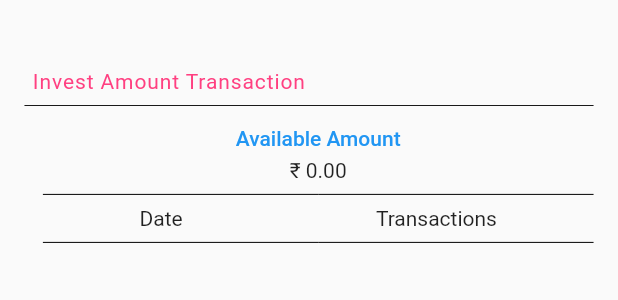
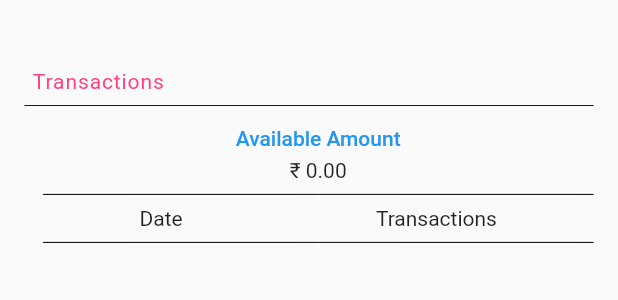
Before and after one commit to Harishnookala/growmax, a Flutter app: the Transaction widget shown alone on an empty page, opened directly, on a phone screen of 412 x 824 dp. Shown: the top 300 px of the screen. Run offline on Flutter 3.47's test engine with Material 2 defaults, Android fonts, the phone set to English and light mode, and no system bars; our stand-ins replace cloud_firestore, dropdown_button2, firebase_auth, firebase_core, firebase_storage, flutter_profile_picture and 2 more; accounts and stored records are empty.

```diff
--- a/lib/UserScreens/Transaction.dart
+++ b/lib/UserScreens/Transaction.dart
@@ -1,3 +1,4 @@
+
 
 import 'package:cloud_firestore/cloud_firestore.dart';
 import 'package:flutter/cupertino.dart';
@@ -23,6 +24,8 @@ class _TransactionState extends State<Transaction> {
         .get();
     var requestinvestments = FirebaseFirestore.instance
         .collection("requestInvestments").snapshots();
+    var requestWithdrawls = FirebaseFirestore.instance
+        .collection("requestwithdrawls").snapshots();
     var investAmount;
     return Container(
       margin: EdgeInsets.all(16.3),
@@ -36,7 +39,7 @@ class _TransactionState extends State<Transaction> {
               alignment: Alignment.topLeft,
               margin: EdgeInsets.only(left: 5.3),
               child: const Text(
-                "Invest Amount Transaction",
+                "Transactions",
                 style: TextStyle(
                     color: Colors.pinkAccent,
                     fontWeight: FontWeight.w400,
@@ -77,7 +80,7 @@ class _TransactionState extends State<Transaction> {
                   ],
                 ),
                 Divider(color: Colors.black,),
-                   get_allinvestments(requestinvestments)
+                   get_allinvestments(requestinvestments,requestWithdrawls)
                   ],
                 ),
 
@@ -96,7 +99,7 @@ class _TransactionState extends State<Transaction> {
             mainAxisAlignment: MainAxisAlignment.center,
             children: [
               Text(
-                  "₹ " + investAmount!.get("InvestAmount").toString(),
+                  "₹ ${investAmount!.get("InvestAmount")}",
                   style: TextStyle(color: Colors.green, fontWeight:FontWeight.w900,fontSize: 15,fontFamily: "Poppins-Medium")),
             ],
           );
@@ -109,47 +112,117 @@ class _TransactionState extends State<Transaction> {
     );
   }
 
-  get_allinvestments(requestinvestments) {
+  get_allinvestments(requestinvestments,requestwithdrawls) {
     return StreamBuilder<QuerySnapshot>(
       stream: requestinvestments,
       builder: (context, snap) {
         if (snap.hasData) {
-          var userinvestments = snap.data;
-          List dates  = get_dates(userinvestments);
-          List invests = get_data(userinvestments,dates);
-          print(invests);
-          return Container(
-              margin: EdgeInsets.only(left: 12.3,right: 5.3),
+          List<QueryDocumentSnapshot> userinvestments = snap.data!.docs;
+         return StreamBuilder<QuerySnapshot>(
+              stream: requestwithdrawls,
+           builder: (context,snapshot){
+                if(snapshot.hasData){
+                  List transaction =[];
+                  List<QueryDocumentSnapshot>  userwithdrawls = snapshot.data!.docs;
+                  userinvestments.addAll(userwithdrawls);
+                  var data = get_check(userinvestments);
+                   return  Container(
                      child: ListView.builder(
+                       itemCount: data.length,
                          padding: EdgeInsets.zero,
-                physics: ScrollPhysics(),
-                  itemCount: invests.length,
                          shrinkWrap: true,
                          itemBuilder: (context,index){
                         return Container(
                           margin: EdgeInsets.only(bottom: 12.3),
                           child: Row(
-                      crossAxisAlignment: CrossAxisAlignment.start,
                             mainAxisAlignment: MainAxisAlignment.spaceAround,
                             children: [
-                        Text(invests[index][0]),
-                        Text("+ "+ invests[index][1])
+                              Container(
+                                  child: Text(data[index][0],style: TextStyle(),)),
+                              Container(
+                                  child: Text(data[index][1],style: TextStyle(fontSize: 15),))
                             ],
                           ),
                         );
                      }),
                    );
+                }return CircularProgressIndicator();
+           },
+         );
 
         }
-        return Container();
+        return CircularProgressIndicator();
       },
     );
   }
 
+  get_dates(QuerySnapshot<Object?>? userinvestments) {
+    List dates =[];
+    for(int i =0;i<userinvestments!.docs.length;i++){
+      if(userinvestments.docs[i].get("phonenumber")== phoneNumber){
+        if(userinvestments.docs[i].get("status")=="Accept"){
+          var createdAt = userinvestments.docs[i].get("CreatedAt");
+          var date = DateTime.fromMicrosecondsSinceEpoch(createdAt.microsecondsSinceEpoch);
+          dates.add(date.toString());
+        }
+      }
+    }
+    return dates;
+  }
+
+  List? get_sort(List investDates) {
+    for(int i =0;i<investDates.length;i++){
+      investDates.sort((a, b) {
+        return a.compareTo(b);
+      },);
+    }
+    return investDates;
+  }
+
+  get_check(List<QueryDocumentSnapshot<Object?>> userinvestments) {
+    List investments =[];
+    List dates =[];
+    var symbol;
+    for(int i =0;i<userinvestments.length;i++){
+      if(userinvestments[i].get("status")=="Accept"&&userinvestments[i].get("phonenumber")==phoneNumber) {
+        var date = DateTime.fromMicrosecondsSinceEpoch(userinvestments[i]
+            .get("CreatedAt")
+            .microsecondsSinceEpoch);
+       dates.add(date);
+      }
+      }
+    for(int i =0;i<dates.length;i++){
+      dates.sort((a, b) {
+        return a.compareTo(b);
+      },);
+    }
+
+    for(int i =0;i<userinvestments.length;i++){
+      var createdAt = userinvestments[i].get("CreatedAt");
+      var date = DateTime.fromMicrosecondsSinceEpoch(createdAt.microsecondsSinceEpoch);
+      for(int j =0;j<dates.length;j++){
+        if(userinvestments[i].get("phonenumber")== phoneNumber&&dates[j].toString()==date.toString()){
+          DateTime dateTime = userinvestments[i].get("CreatedAt").toDate();
+          var datetime = DateFormat('dd/MM/yyyy').format(dateTime);
+          if(userinvestments[i].get("Type")=="Credit"){
+            symbol ="+";
+          }
+          if(userinvestments[i].get("Type")=="Debit"){
+            symbol ="-";
+          }
+          investments.add([datetime,"$symbol "+ userinvestments[i].get("InvestAmount")]);
+
+        }
+      }
+    }
+    return investments;
+  }
+
+
+
   get_data(QuerySnapshot<Object?>? userinvestments, List dates) {
     List investments =[];
 
-    DateFormat format = DateFormat("yyyy-MM-dd");
     for(int i =0;i<userinvestments!.docs.length;i++){
       var createdAt = userinvestments.docs[i].get("CreatedAt");
       var date = DateTime.fromMicrosecondsSinceEpoch(createdAt.microsecondsSinceEpoch);
@@ -168,30 +241,4 @@ class _TransactionState extends State<Transaction> {
     return investments;
   }
 
-  get_dates(QuerySnapshot<Object?>? userinvestments) {
-    List dates =[];
-    List listofdates=[];
-    for(int i =0;i<userinvestments!.docs.length;i++){
-      if(userinvestments.docs[i].get("phonenumber")== phoneNumber){
-        if(userinvestments.docs[i].get("status")=="Accept"){
-          var createdAt = userinvestments.docs[i].get("CreatedAt");
-          var date = DateTime.fromMicrosecondsSinceEpoch(createdAt.microsecondsSinceEpoch);
-          dates.add(date.toString());
 }
-      }
-    }
-    for(int i =0;i<dates.length;i++){
-      String single = dates[i];
-      listofdates.add(single.toString());
-    }
-    for(int i =0;i<listofdates.length;i++){
-      listofdates.sort((a, b) {
-        return a.compareTo(b);
-      },);
-    }
-    return listofdates;
-  }
-
-
-
-}
```
Also changed, not shown: lib/UserScreens/Home.dart (+4 -11 lines). Lines whose indentation alone changed are shown as unchanged.
